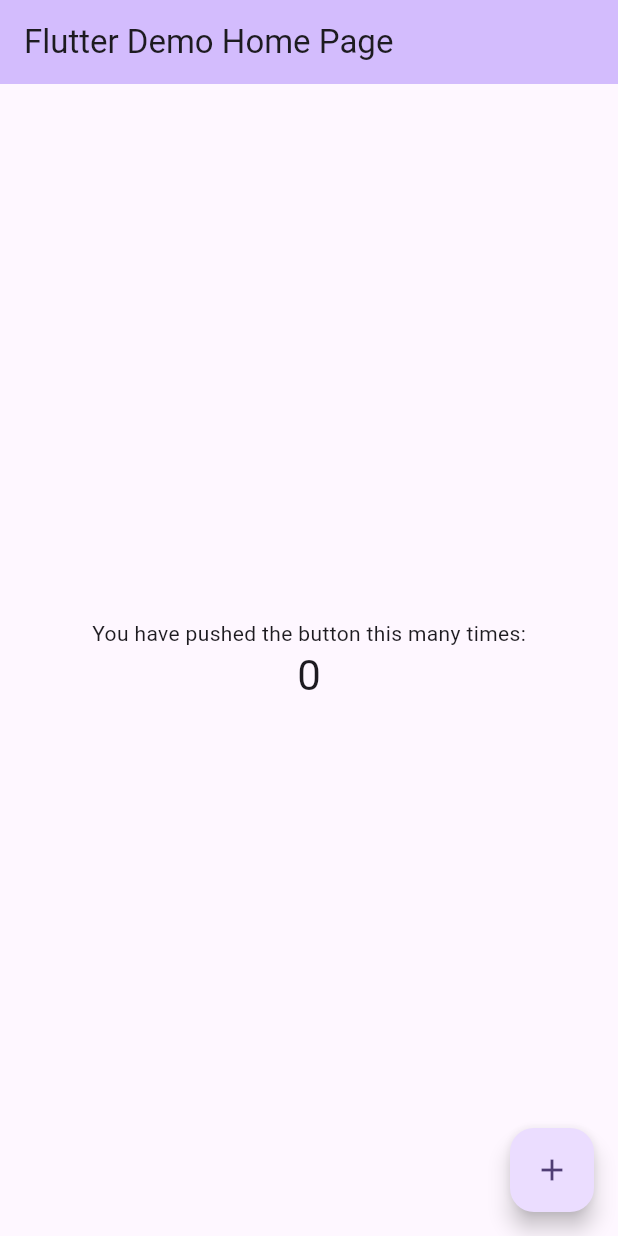
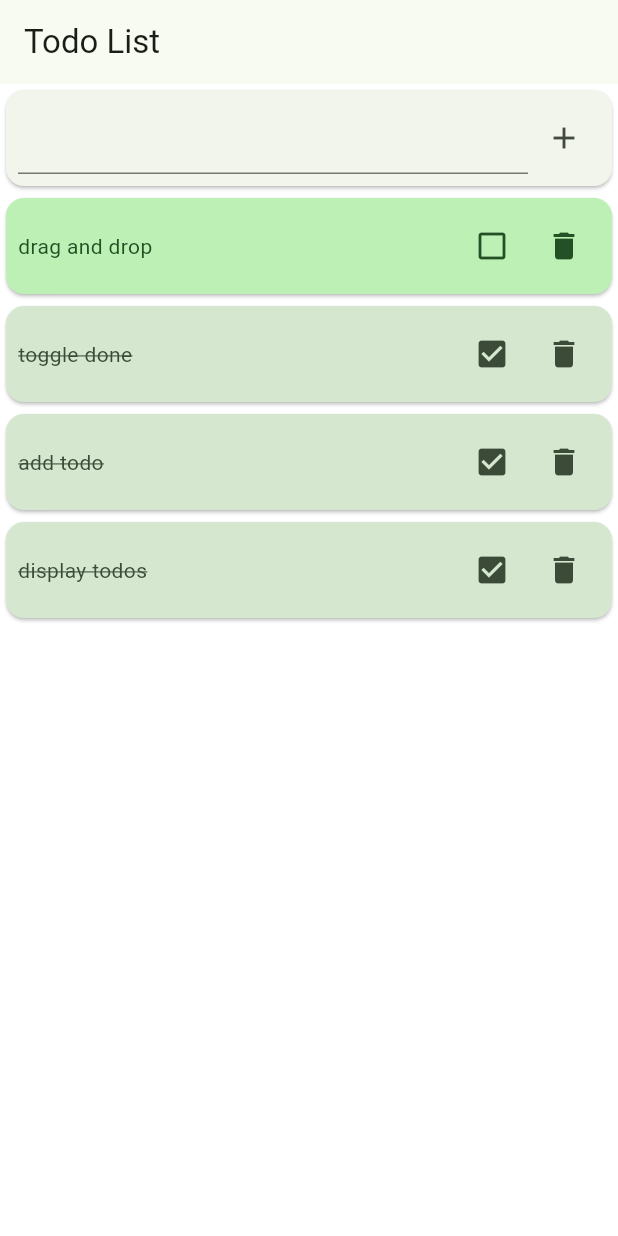
Before and after one commit to simwei/todo-flutter, a Flutter app: the screen it shows after launch, on a phone screen of 412 x 824 dp. Run offline on Flutter 3.47's test engine with Material 3 defaults, Android fonts, the phone set to English and light mode, and no system bars.

Commit message:
feat: implement basic todo list

```diff
--- a/lib/main.dart
+++ b/lib/main.dart
@@ -11,115 +11,204 @@ class MyApp extends StatelessWidget {
   @override
   Widget build(BuildContext context) {
     return MaterialApp(
-      title: 'Flutter Demo',
-      theme: ThemeData(
-        // This is the theme of your application.
-        //
-        // TRY THIS: Try running your application with "flutter run". You'll see
-        // the application has a purple toolbar. Then, without quitting the app,
-        // try changing the seedColor in the colorScheme below to Colors.green
-        // and then invoke "hot reload" (save your changes or press the "hot
-        // reload" button in a Flutter-supported IDE, or press "r" if you used
-        // the command line to start the app).
-        //
-        // Notice that the counter didn't reset back to zero; the application
-        // state is not lost during the reload. To reset the state, use hot
-        // restart instead.
-        //
-        // This works for code too, not just values: Most code changes can be
-        // tested with just a hot reload.
-        colorScheme: ColorScheme.fromSeed(seedColor: Colors.deepPurple),
-        useMaterial3: true,
-      ),
-      home: const MyHomePage(title: 'Flutter Demo Home Page'),
-    );
+        title: 'Todo',
+        theme: ThemeData(
+          colorScheme: ColorScheme.fromSeed(seedColor: Colors.green),
+          useMaterial3: true,
+        ),
+        home: Scaffold(
+          appBar: AppBar(
+            title: const Text('Todo List'),
+          ),
+          body: const TodoList(),
+        ));
   }
 }
 
-class MyHomePage extends StatefulWidget {
-  const MyHomePage({super.key, required this.title});
-
-  // This widget is the home page of your application. It is stateful, meaning
-  // that it has a State object (defined below) that contains fields that affect
-  // how it looks.
-
-  // This class is the configuration for the state. It holds the values (in this
-  // case the title) provided by the parent (in this case the App widget) and
-  // used by the build method of the State. Fields in a Widget subclass are
-  // always marked "final".
-
-  final String title;
+class TodoList extends StatefulWidget {
+  const TodoList({super.key});
 
   @override
-  State<MyHomePage> createState() => _MyHomePageState();
+  State<StatefulWidget> createState() => _TodoListState();
 }
 
-class _MyHomePageState extends State<MyHomePage> {
-  int _counter = 0;
+class _TodoListState extends State<TodoList> {
+  List<Todo> todos = [
+    Todo(done: true, text: "display todos"),
+    Todo(done: true, text: "add todo"),
+    Todo(done: true, text: "toggle done"),
+    Todo(done: false, text: "drag and drop"),
+  ];
 
-  void _incrementCounter() {
+  void toggleDone(int index) {
     setState(() {
-      // This call to setState tells the Flutter framework that something has
-      // changed in this State, which causes it to rerun the build method below
-      // so that the display can reflect the updated values. If we changed
-      // _counter without calling setState(), then the build method would not be
-      // called again, and so nothing would appear to happen.
-      _counter++;
+      todos[index].done = !todos[index].done;
+    });
+  }
+
+  void addTodo(Todo todo) {
+    setState(() {
+      todos.add(todo);
+    });
+  }
+
+  void removeTodo(int index) {
+    setState(() {
+      todos.removeAt(index);
     });
   }
 
   @override
   Widget build(BuildContext context) {
-    // This method is rerun every time setState is called, for instance as done
-    // by the _incrementCounter method above.
-    //
-    // The Flutter framework has been optimized to make rerunning build methods
-    // fast, so that you can just rebuild anything that needs updating rather
-    // than having to individually change instances of widgets.
-    return Scaffold(
-      appBar: AppBar(
-        // TRY THIS: Try changing the color here to a specific color (to
-        // Colors.amber, perhaps?) and trigger a hot reload to see the AppBar
-        // change color while the other colors stay the same.
-        backgroundColor: Theme.of(context).colorScheme.inversePrimary,
-        // Here we take the value from the MyHomePage object that was created by
-        // the App.build method, and use it to set our appbar title.
-        title: Text(widget.title),
-      ),
-      body: Center(
-        // Center is a layout widget. It takes a single child and positions it
-        // in the middle of the parent.
-        child: Column(
-          // Column is also a layout widget. It takes a list of children and
-          // arranges them vertically. By default, it sizes itself to fit its
-          // children horizontally, and tries to be as tall as its parent.
-          //
-          // Column has various properties to control how it sizes itself and
-          // how it positions its children. Here we use mainAxisAlignment to
-          // center the children vertically; the main axis here is the vertical
-          // axis because Columns are vertical (the cross axis would be
-          // horizontal).
-          //
-          // TRY THIS: Invoke "debug painting" (choose the "Toggle Debug Paint"
-          // action in the IDE, or press "p" in the console), to see the
-          // wireframe for each widget.
-          mainAxisAlignment: MainAxisAlignment.center,
-          children: <Widget>[
-            const Text(
-              'You have pushed the button this many times:',
+    return Container(
+        color: Colors.white,
+        child: Column(children: [
+          AddTodoCard(onAdd: (todo) {
+            addTodo(todo);
+          }),
+          Expanded(
+            child: ListView.builder(
+              itemCount: todos.length,
+              itemBuilder: (BuildContext context, int index) {
+                var reverseIndex = todos.length - 1 - index;
+                return TodoCard(
+                    todo: todos.elementAt(reverseIndex),
+                    onToggleDone: () {
+                      toggleDone(reverseIndex);
+                    },
+                    onDelete: () {
+                      removeTodo(reverseIndex);
+                    });
+              },
             ),
-            Text(
-              '$_counter',
-              style: Theme.of(context).textTheme.headlineMedium,
+          ),
+        ]));
+  }
+}
+
+class Todo {
+  bool done;
+  String text;
+
+  Todo({
+    required this.done,
+    required this.text,
+  });
+}
+
+class AddTodoCard extends StatefulWidget {
+  const AddTodoCard({super.key, required this.onAdd});
+
+  final void Function(Todo todo) onAdd;
+
+  @override
+  State<AddTodoCard> createState() => _AddTodoCardState();
+}
+
+class _AddTodoCardState extends State<AddTodoCard> {
+  final textController = TextEditingController();
+
+  @override
+  void dispose() {
+    textController.dispose();
+    super.dispose();
+  }
+
+  void onSubmit() {
+    if (textController.text.isNotEmpty) {
+      widget.onAdd(Todo(text: textController.text, done: false));
+    }
+  }
+
+  @override
+  Widget build(BuildContext context) {
+    return Card(
+      child: Padding(
+        padding: const EdgeInsets.all(8.0),
+        child: Row(
+          mainAxisAlignment: MainAxisAlignment.spaceBetween,
+          children: [
+            Expanded(
+              child: TextField(
+                controller: textController,
+                onEditingComplete: onSubmit,
+              ),
+            ),
+            IconButton(
+              icon: const Icon(Icons.add),
+              tooltip: 'add',
+              onPressed: onSubmit,
             ),
           ],
         ),
       ),
-      floatingActionButton: FloatingActionButton(
-        onPressed: _incrementCounter,
-        tooltip: 'Increment',
-        child: const Icon(Icons.add),
-      ), // This trailing comma makes auto-formatting nicer for build methods.
     );
   }
 }
+
+class TodoCard extends StatelessWidget {
+  const TodoCard({
+    super.key,
+    required this.todo,
+    required this.onToggleDone,
+    required this.onDelete,
+  });
+
+  final Todo todo;
+  final void Function() onToggleDone;
+
+  final void Function() onDelete;
+
+  @override
+  Widget build(BuildContext context) {
+    var colorScheme = Theme.of(context).colorScheme;
+
+    Color backgroundColor = todo.done
+        ? colorScheme.secondaryContainer
+        : colorScheme.primaryContainer;
+    Color textColor = todo.done
+        ? colorScheme.onSecondaryContainer
+        : colorScheme.onPrimaryContainer;
+
+    TextDecoration textDecoration =
+        todo.done ? TextDecoration.lineThrough : TextDecoration.none;
+
+    return Card(
+      color: backgroundColor,
+      child: Padding(
+        padding: const EdgeInsets.all(8.0),
+        child: Row(
+          mainAxisAlignment: MainAxisAlignment.spaceBetween,
+          children: [
+            Text(
+              todo.text,
+              style: TextStyle(
+                color: textColor,
+                decoration: textDecoration,
+                decorationColor: textColor,
+              ),
+            ),
+            Row(
+              children: [
+                IconButton(
+                  color: textColor,
+                  icon: todo.done
+                      ? const Icon(Icons.check_box)
+                      : const Icon(Icons.check_box_outline_blank),
+                  tooltip: 'toggle done',
+                  onPressed: onToggleDone,
+                ),
+                IconButton(
+                  color: textColor,
+                  icon: const Icon(Icons.delete),
+                  tooltip: 'delete',
+                  onPressed: onDelete,
+                ),
+              ],
+            ),
+          ],
+        ),
+      ),
+    );
+  }
+}
```
